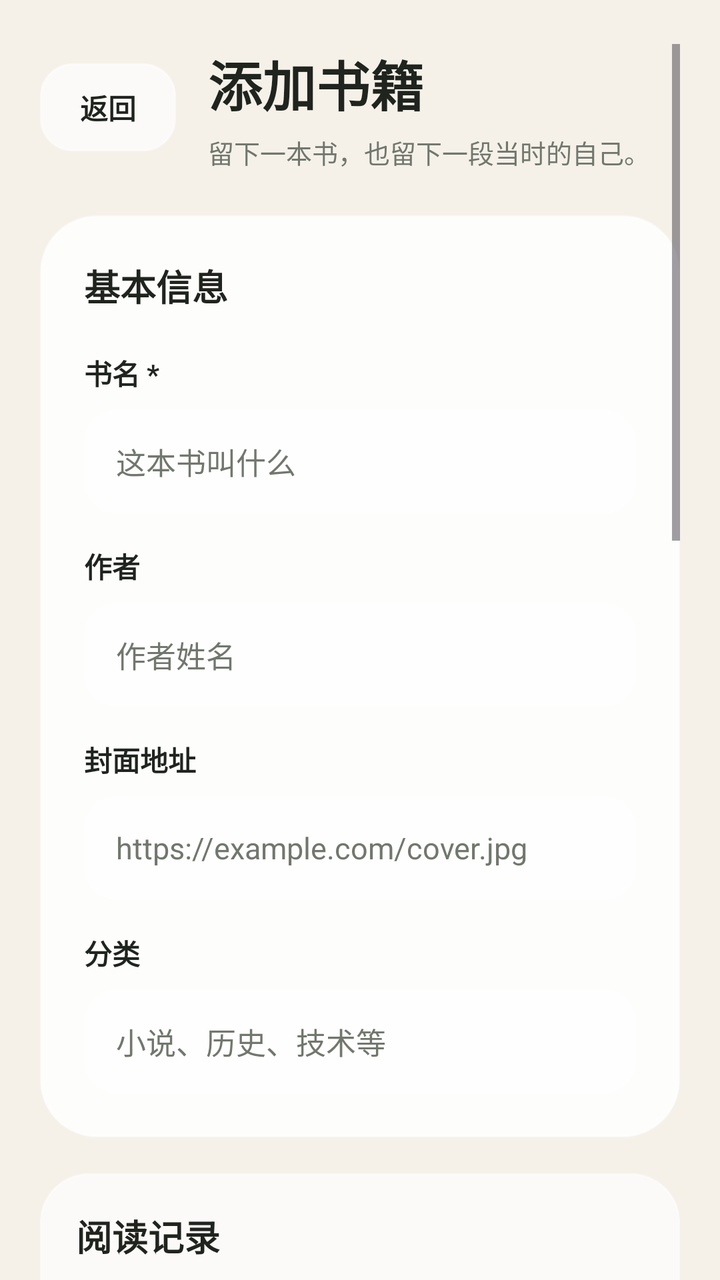
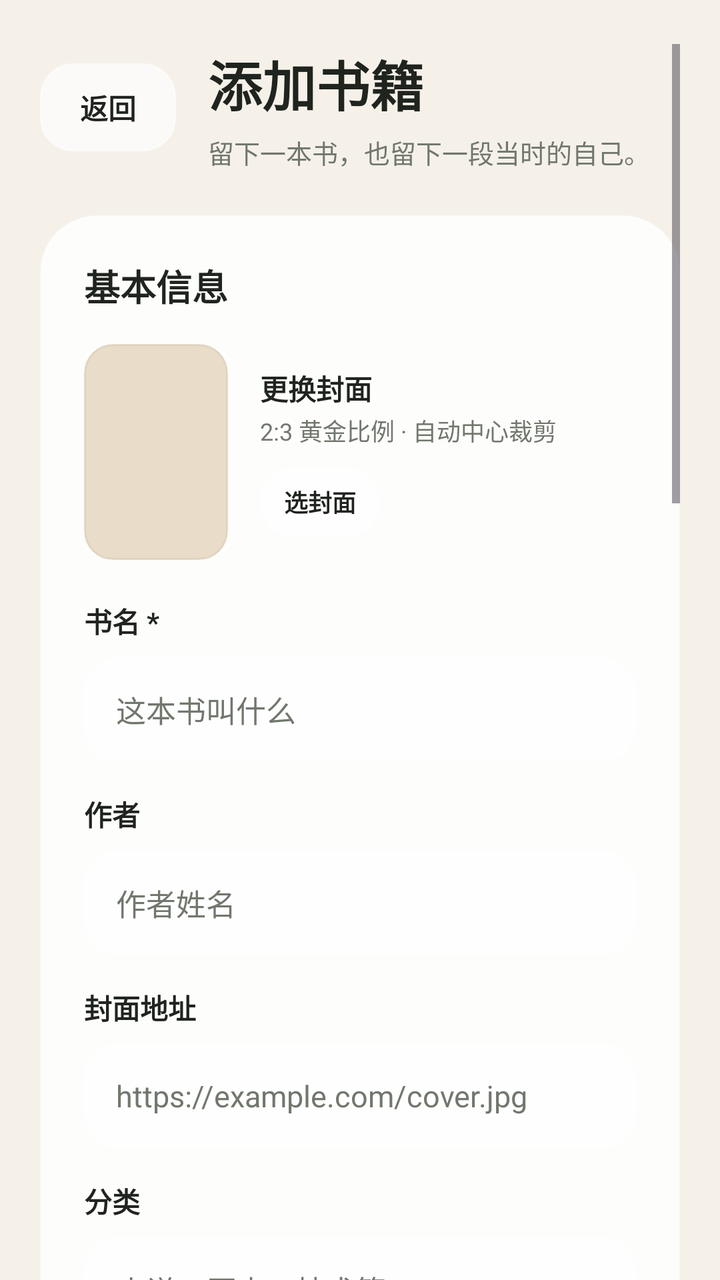

Before-and-after screenshots of an Android layout around one commit, followed by the original layout XML and the change that was made.
<!-- AndroidManifest.xml: application theme Theme.Readtrace -->
<!-- res/layout/activity_add_book.xml -->
<?xml version="1.0" encoding="utf-8"?>
<androidx.constraintlayout.widget.ConstraintLayout xmlns:android="http://schemas.android.com/apk/res/android"
    xmlns:app="http://schemas.android.com/apk/res-auto"
    xmlns:tools="http://schemas.android.com/tools"
    android:id="@+id/addBookRoot"
    android:layout_width="match_parent"
    android:layout_height="match_parent"
    android:background="@drawable/bg_readtrace_home"
    tools:context=".AddBookActivity">

    <ScrollView
        android:layout_width="0dp"
        android:layout_height="0dp"
        android:clipToPadding="false"
        android:fillViewport="true"
        android:overScrollMode="never"
        android:paddingStart="20dp"
        android:paddingTop="22dp"
        android:paddingEnd="20dp"
        android:paddingBottom="30dp"
        app:layout_constraintBottom_toBottomOf="parent"
        app:layout_constraintEnd_toEndOf="parent"
        app:layout_constraintStart_toStartOf="parent"
        app:layout_constraintTop_toTopOf="parent">

        <LinearLayout
            android:id="@+id/addBookContent"
            android:layout_width="match_parent"
            android:layout_height="wrap_content"
            android:orientation="vertical">

            <LinearLayout
                android:layout_width="match_parent"
                android:layout_height="wrap_content"
                android:gravity="center_vertical"
                android:orientation="horizontal">

                <TextView
                    android:id="@+id/backButton"
                    android:layout_width="68dp"
                    android:layout_height="44dp"
                    android:background="@drawable/bg_secondary_button"
                    android:clickable="true"
                    android:focusable="true"
                    android:fontFamily="sans"
                    android:gravity="center"
                    android:text="@string/action_back"
                    android:textColor="@color/readtrace_ink"
                    android:textSize="14sp"
                    android:textStyle="bold" />

                <LinearLayout
                    android:layout_width="0dp"
                    android:layout_height="wrap_content"
                    android:layout_marginStart="16dp"
                    android:layout_weight="1"
                    android:orientation="vertical">

                    <TextView
                        android:id="@+id/formTitle"
                        android:layout_width="wrap_content"
                        android:layout_height="wrap_content"
                        android:fontFamily="sans"
                        android:text="@string/add_book_title"
                        android:textColor="@color/readtrace_ink"
                        android:textSize="27sp"
                        android:textStyle="bold" />

                    <TextView
                        android:id="@+id/formSubtitle"
                        android:layout_width="match_parent"
                        android:layout_height="wrap_content"
                        android:layout_marginTop="5dp"
                        android:fontFamily="sans"
                        android:lineSpacingExtra="2dp"
                        android:text="@string/add_book_subtitle"
                        android:textColor="@color/readtrace_muted"
                        android:textSize="13sp" />
                </LinearLayout>
            </LinearLayout>

            <LinearLayout
                android:layout_width="match_parent"
                android:layout_height="wrap_content"
                android:layout_marginTop="22dp"
                android:background="@drawable/bg_glass_panel"
                android:elevation="10dp"
                android:orientation="vertical">

                <TextView
                    style="@style/ReadTraceFieldLabel"
                    android:text="@string/section_basic"
                    android:textSize="18sp" />

                <TextView
                    style="@style/ReadTraceFieldLabel"
                    android:layout_marginTop="20dp"
                    android:text="@string/field_title" />

                <EditText
                    android:id="@+id/titleInput"
                    style="@style/ReadTraceInput"
                    android:hint="@string/hint_title"
                    android:inputType="textCapSentences"
                    android:maxLines="2" />

                <TextView
                    style="@style/ReadTraceFieldLabel"
                    android:layout_marginTop="16dp"
                    android:text="@string/field_author" />

                <EditText
                    android:id="@+id/authorInput"
                    style="@style/ReadTraceInput"
                    android:hint="@string/hint_author"
                    android:inputType="textCapWords"
                    android:maxLines="2" />

                <TextView
                    style="@style/ReadTraceFieldLabel"
                    android:layout_marginTop="16dp"
                    android:text="@string/field_cover_url" />

                <EditText
                    android:id="@+id/coverUrlInput"
                    style="@style/ReadTraceInput"
                    android:hint="@string/hint_cover_url"
                    android:inputType="textUri"
                    android:maxLines="2" />

                <TextView
                    style="@style/ReadTraceFieldLabel"
                    android:layout_marginTop="16dp"
                    android:text="@string/field_category" />

                <EditText
                    android:id="@+id/categoryInput"
                    style="@style/ReadTraceInput"
                    android:hint="@string/hint_category"
                    android:inputType="textCapWords"
                    android:maxLines="2" />
            </LinearLayout>

            <LinearLayout
                android:layout_width="match_parent"
                android:layout_height="wrap_content"
                android:layout_marginTop="18dp"
                android:background="@drawable/bg_glass_panel_soft"
                android:elevation="7dp"
                android:orientation="vertical">

                <TextView
                    style="@style/ReadTraceFieldLabel"
                    android:text="@string/section_reading"
                    android:textSize="18sp" />

                <TextView
                    style="@style/ReadTraceFieldLabel"
                    android:layout_marginTop="20dp"
                    android:text="@string/field_status" />

                <Spinner
                    android:id="@+id/statusInput"
                    style="@style/ReadTraceInput"
                    android:spinnerMode="dropdown" />

                <TextView
                    style="@style/ReadTraceFieldLabel"
                    android:layout_marginTop="16dp"
                    android:text="@string/field_rating" />

                <EditText
                    android:id="@+id/ratingInput"
                    style="@style/ReadTraceInput"
                    android:digits="0123456789."
                    android:hint="@string/hint_rating"
                    android:inputType="numberDecimal"
                    android:maxLines="1" />

                <TextView
                    style="@style/ReadTraceFieldLabel"
                    android:layout_marginTop="16dp"
                    android:text="@string/field_tags" />

                <EditText
                    android:id="@+id/tagsInput"
                    style="@style/ReadTraceInput"
                    android:hint="@string/hint_tags"
                    android:inputType="textCapSentences"
                    android:maxLines="3" />

                <LinearLayout
                    android:layout_width="match_parent"
                    android:layout_height="wrap_content"
                    android:layout_marginTop="16dp"
                    android:orientation="horizontal">

                    <LinearLayout
                        android:layout_width="0dp"
                        android:layout_height="wrap_content"
                        android:layout_marginEnd="6dp"
                        android:layout_weight="1"
                        android:orientation="vertical">

                        <TextView
                            style="@style/ReadTraceFieldLabel"
                            android:text="@string/field_start_date" />

                        <TextView
                            android:id="@+id/startDateInput"
                            style="@style/ReadTraceDateInput"
                            android:text="@string/select_date"
                            android:textColor="@color/readtrace_muted" />

                        <TextView
                            android:id="@+id/clearStartDateButton"
                            android:layout_width="wrap_content"
                            android:layout_height="36dp"
                            android:layout_marginTop="5dp"
                            android:clickable="true"
                            android:focusable="true"
                            android:fontFamily="sans"
                            android:gravity="center"
                            android:paddingStart="4dp"
                            android:paddingEnd="4dp"
                            android:text="@string/action_clear_date"
                            android:textColor="@color/readtrace_accent"
                            android:textSize="12sp"
                            android:textStyle="bold" />
                    </LinearLayout>

                    <LinearLayout
                        android:layout_width="0dp"
                        android:layout_height="wrap_content"
                        android:layout_marginStart="6dp"
                        android:layout_weight="1"
                        android:orientation="vertical">

                        <TextView
                            style="@style/ReadTraceFieldLabel"
                            android:text="@string/field_finish_date" />

                        <TextView
                            android:id="@+id/finishDateInput"
                            style="@style/ReadTraceDateInput"
                            android:text="@string/select_date"
                            android:textColor="@color/readtrace_muted" />

                        <TextView
                            android:id="@+id/clearFinishDateButton"
                            android:layout_width="wrap_content"
                            android:layout_height="36dp"
                            android:layout_marginTop="5dp"
                            android:clickable="true"
                            android:focusable="true"
                            android:fontFamily="sans"
                            android:gravity="center"
                            android:paddingStart="4dp"
                            android:paddingEnd="4dp"
                            android:text="@string/action_clear_date"
                            android:textColor="@color/readtrace_accent"
                            android:textSize="12sp"
                            android:textStyle="bold" />
                    </LinearLayout>
                </LinearLayout>
            </LinearLayout>

            <LinearLayout
                android:layout_width="match_parent"
                android:layout_height="wrap_content"
                android:layout_marginTop="18dp"
                android:background="@drawable/bg_glass_panel_soft"
                android:elevation="7dp"
                android:orientation="vertical">

                <TextView
                    style="@style/ReadTraceFieldLabel"
                    android:text="@string/section_thoughts"
                    android:textSize="18sp" />

                <TextView
                    style="@style/ReadTraceFieldLabel"
                    android:layout_marginTop="20dp"
                    android:text="@string/field_short_comment" />

                <EditText
                    android:id="@+id/shortCommentInput"
                    style="@style/ReadTraceInput"
                    android:gravity="top"
                    android:hint="@string/hint_short_comment"
                    android:inputType="textCapSentences|textMultiLine"
                    android:maxLines="4"
                    android:minLines="2" />

                <TextView
                    style="@style/ReadTraceFieldLabel"
                    android:layout_marginTop="16dp"
                    android:text="@string/field_review" />

                <EditText
                    android:id="@+id/reviewInput"
                    style="@style/ReadTraceInput"
                    android:gravity="top"
                    android:hint="@string/hint_review"
                    android:inputType="textCapSentences|textMultiLine"
                    android:maxLines="10"
                    android:minLines="5" />
            </LinearLayout>

            <TextView
                android:id="@+id/saveButton"
                android:layout_width="match_parent"
                android:layout_height="54dp"
                android:layout_marginTop="22dp"
                android:background="@drawable/bg_primary_button"
                android:clickable="true"
                android:elevation="7dp"
                android:focusable="true"
                android:fontFamily="sans"
                android:gravity="center"
                android:text="@string/action_save"
                android:textColor="@color/white"
                android:textSize="16sp"
                android:textStyle="bold" />
        </LinearLayout>
    </ScrollView>

</androidx.constraintlayout.widget.ConstraintLayout>
<!-- resources referenced by this layout -->
<resources>
  <color name="readtrace_accent">#4E7A5A</color>
  <color name="readtrace_ink">#20241F</color>
  <color name="readtrace_muted">#71776D</color>
  <color name="white">#FFFFFFFF</color>
  <!-- drawable bg_glass_panel (drawable) -->
  <?xml version="1.0" encoding="utf-8"?>
  <shape xmlns:android="http://schemas.android.com/apk/res/android">
      <solid android:color="@color/readtrace_glass" />
      <stroke
          android:width="1dp"
          android:color="@color/readtrace_glass_stroke" />
      <corners android:radius="28dp" />
      <padding
          android:bottom="22dp"
          android:left="22dp"
          android:right="22dp"
          android:top="22dp" />
  </shape>
  <!-- drawable bg_readtrace_home (drawable) -->
  <?xml version="1.0" encoding="utf-8"?>
  <shape xmlns:android="http://schemas.android.com/apk/res/android">
      <solid android:color="@color/readtrace_background" />
  </shape>
  <string name="action_back">返回</string>
  <string name="action_clear_date">清除日期</string>
  <string name="action_save">保存书籍</string>
  <string name="add_book_subtitle">留下一本书，也留下一段当时的自己。</string>
  <string name="add_book_title">添加书籍</string>
  <string name="field_author">作者</string>
  <string name="field_category">分类</string>
  <string name="field_cover_url">封面地址</string>
  <string name="field_finish_date">完成日期</string>
  <string name="field_rating">评分</string>
  <string name="field_review">读后感</string>
  <string name="field_short_comment">简短评价</string>
  <string name="field_start_date">开始日期</string>
  <string name="field_status">阅读状态</string>
  <string name="field_tags">标签</string>
  <string name="field_title">书名 *</string>
  <string name="hint_author">作者姓名</string>
  <string name="hint_category">小说、历史、技术等</string>
  <string name="hint_cover_url">https://example.com/cover.jpg</string>
  <string name="hint_rating">1-10，可保留一位小数</string>
  <string name="hint_review">写下读完后还留在心里的部分</string>
  <string name="hint_short_comment">一句话记住它</string>
  <string name="hint_tags">用中文或英文逗号分隔</string>
  <string name="hint_title">这本书叫什么</string>
  <string name="section_basic">基本信息</string>
  <string name="section_reading">阅读记录</string>
  <string name="section_thoughts">留下感受</string>
  <string name="select_date">选择日期</string>
  <style name="ReadTraceDateInput" parent="ReadTraceInput">
          <item name="android:clickable">true</item>
          <item name="android:focusable">true</item>
          <item name="android:gravity">center_vertical</item>
      </style>
  <style name="ReadTraceFieldLabel">
          <item name="android:layout_width">wrap_content</item>
          <item name="android:layout_height">wrap_content</item>
          <item name="android:fontFamily">sans</item>
          <item name="android:textColor">@color/readtrace_ink</item>
          <item name="android:textSize">14sp</item>
          <item name="android:textStyle">bold</item>
      </style>
  <style name="Theme.Readtrace" parent="Base.Theme.Readtrace" />
  <color name="readtrace_glass">#D9FFFFFF</color>
  <color name="readtrace_glass_stroke">#8AFFFFFF</color>
  <color name="readtrace_glass_soft">#AFFFFFFF</color>
  <color name="readtrace_accent_pressed">#41684B</color>
  <color name="readtrace_background">#F5F1E9</color>
  <color name="readtrace_chip">#8CFFFFFF</color>
  <style name="Base.Theme.Readtrace" parent="Theme.Material3.DayNight.NoActionBar">
          
          
      </style>
  <!-- unchanged entries left out for length: 5 -->
</resources>

<!-- the commit's change to res/layout/activity_add_book.xml (unified diff, before → after) -->
@@ -91,6 +91,102 @@
                     style="@style/ReadTraceFieldLabel"
                     android:text="@string/section_basic"
                     android:textSize="18sp" />
+
+                
+                <LinearLayout
+                    android:layout_width="match_parent"
+                    android:layout_height="wrap_content"
+                    android:layout_marginTop="16dp"
+                    android:gravity="center_vertical"
+                    android:orientation="horizontal">
+
+                    <FrameLayout
+                        android:id="@+id/coverPickerContainer"
+                        android:layout_width="72dp"
+                        android:layout_height="108dp"
+                        android:background="@drawable/bg_book_placeholder"
+                        android:clickable="true"
+                        android:clipToOutline="true"
+                        android:focusable="true"
+                        android:outlineProvider="background">
+
+                        <ImageView
+                            android:id="@+id/coverPreviewImage"
+                            android:layout_width="match_parent"
+                            android:layout_height="match_parent"
+                            android:scaleType="centerCrop"
+                            android:visibility="gone"
+                            tools:visibility="visible" />
+                    </FrameLayout>
+
+                    <LinearLayout
+                        android:layout_width="0dp"
+                        android:layout_height="wrap_content"
+                        android:layout_marginStart="16dp"
+                        android:layout_weight="1"
+                        android:orientation="vertical">
+
+                        <TextView
+                            android:id="@+id/coverStatusText"
+                            android:layout_width="wrap_content"
+                            android:layout_height="wrap_content"
+                            android:fontFamily="sans"
+                            android:text="@string/action_cover_change"
+                            android:textColor="@color/readtrace_ink"
+                            android:textSize="14sp"
+                            android:textStyle="bold" />
+
+                        <TextView
+                            android:layout_width="wrap_content"
+                            android:layout_height="wrap_content"
+                            android:layout_marginTop="2dp"
+                            android:fontFamily="sans"
+                            android:text="2:3 黄金比例 · 自动中心裁剪"
+                            android:textColor="@color/readtrace_muted"
+                            android:textSize="12sp" />
+
+                        <LinearLayout
+                            android:layout_width="wrap_content"
+                            android:layout_height="wrap_content"
+                            android:layout_marginTop="10dp"
+                            android:orientation="horizontal">
+
+                            <TextView
+                                android:id="@+id/pickCoverButton"
+                                android:layout_width="wrap_content"
+                                android:layout_height="34dp"
+                                android:background="@drawable/bg_secondary_button"
+                                android:clickable="true"
+                                android:focusable="true"
+                                android:fontFamily="sans"
+                                android:gravity="center"
+                                android:paddingStart="12dp"
+                                android:paddingEnd="12dp"
+                                android:text="@string/action_pick_cover"
+                                android:textColor="@color/readtrace_ink"
+                                android:textSize="12sp"
+                                android:textStyle="bold" />
+
+                            <TextView
+                                android:id="@+id/removeCoverButton"
+                                android:layout_width="wrap_content"
+                                android:layout_height="34dp"
+                                android:layout_marginStart="8dp"
+                                android:background="@drawable/bg_secondary_button"
+                                android:clickable="true"
+                                android:focusable="true"
+                                android:fontFamily="sans"
+                                android:gravity="center"
+                                android:paddingStart="12dp"
+                                android:paddingEnd="12dp"
+                                android:text="@string/action_cover_remove"
+                                android:textColor="@color/readtrace_muted"
+                                android:textSize="12sp"
+                                android:visibility="gone"
+                                tools:visibility="visible" />
+                        </LinearLayout>
+                    </LinearLayout>
+                </LinearLayout>
 
                 <TextView
                     style="@style/ReadTraceFieldLabel"
<!-- resource entries referenced after the edit -->
@@ -4,6 +4,15 @@
   <color name="readtrace_ink">#20241F</color>
   <color name="readtrace_muted">#71776D</color>
   <color name="white">#FFFFFFFF</color>
+  <!-- drawable bg_book_placeholder (drawable) -->
+  <?xml version="1.0" encoding="utf-8"?>
+  <shape xmlns:android="http://schemas.android.com/apk/res/android">
+      <solid android:color="@color/readtrace_book_cover" />
+      <stroke
+          android:width="1dp"
+          android:color="@color/readtrace_book_cover_stroke" />
+      <corners android:radius="14dp" />
+  </shape>
   <!-- drawable bg_glass_panel (drawable) -->
   <?xml version="1.0" encoding="utf-8"?>
   <shape xmlns:android="http://schemas.android.com/apk/res/android">
@@ -25,6 +34,9 @@
   </shape>
   <string name="action_back">返回</string>
   <string name="action_clear_date">清除日期</string>
+  <string name="action_cover_change">更换封面</string>
+  <string name="action_cover_remove">清除封面</string>
+  <string name="action_pick_cover">选封面</string>
   <string name="action_save">保存书籍</string>
   <string name="add_book_subtitle">留下一本书，也留下一段当时的自己。</string>
   <string name="add_book_title">添加书籍</string>
@@ -65,6 +77,8 @@
           <item name="android:textStyle">bold</item>
       </style>
   <style name="Theme.Readtrace" parent="Base.Theme.Readtrace" />
+  <color name="readtrace_book_cover">#E9DDC9</color>
+  <color name="readtrace_book_cover_stroke">#99D6C8B0</color>
   <color name="readtrace_glass">#D9FFFFFF</color>
   <color name="readtrace_glass_stroke">#8AFFFFFF</color>
   <color name="readtrace_glass_soft">#AFFFFFFF</color>
